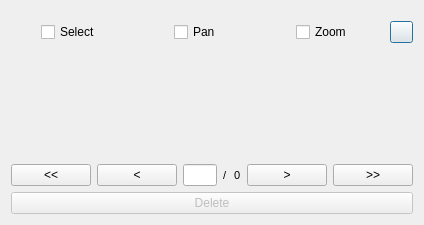
First picture: the form in ui/base_panel.ui, repository fpsampayo/qgis-navtable, before the edit.
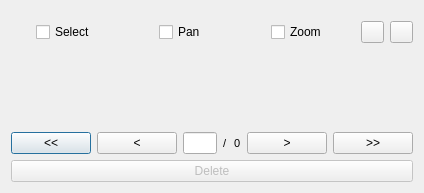
Second picture: the form after the edit.

Commit message: Added validator to limit input index

```diff
--- a/ui/base_panel.ui
+++ b/ui/base_panel.ui
@@ -7,7 +7,7 @@
     <x>0</x>
     <y>0</y>
     <width>424</width>
-    <height>225</height>
+    <height>193</height>
    </rect>
   </property>
   <property name="sizePolicy">
@@ -25,6 +25,9 @@
   <property name="windowTitle">
    <string>Dialog</string>
   </property>
+  <property name="sizeGripEnabled">
+   <bool>false</bool>
+  </property>
   <layout class="QVBoxLayout" name="verticalLayout_2">
    <item>
     <layout class="QVBoxLayout" name="verticalLayout">
@@ -70,22 +73,63 @@
         </widget>
        </item>
        <item>
-        <widget class="QPushButton" name="filterBT">
+        <layout class="QHBoxLayout" name="horizontalLayout_4">
+         <item>
+          <widget class="QPushButton" name="formFilterBT">
          <property name="maximumSize">
           <size>
            <width>23</width>
            <height>40</height>
           </size>
          </property>
+           <property name="mouseTracking">
+            <bool>true</bool>
+           </property>
+           <property name="focusPolicy">
+            <enum>Qt::NoFocus</enum>
+           </property>
+           <property name="toolTip">
+            <string>Filter NavTable Features by Form</string>
+           </property>
          <property name="text">
           <string/>
          </property>
         </widget>
+         </item>
+         <item>
+          <widget class="QPushButton" name="exprFilterBT">
+           <property name="maximumSize">
+            <size>
+             <width>23</width>
+             <height>40</height>
+            </size>
+           </property>
+           <property name="mouseTracking">
+            <bool>true</bool>
+           </property>
+           <property name="focusPolicy">
+            <enum>Qt::NoFocus</enum>
+           </property>
+           <property name="toolTip">
+            <string>Filter NavTable Features by Expression</string>
+           </property>
+           <property name="text">
+            <string/>
+           </property>
+          </widget>
+         </item>
+        </layout>
        </item>
       </layout>
      </item>
      <item>
       <widget class="QScrollArea" name="scrollArea">
+       <property name="sizePolicy">
+        <sizepolicy hsizetype="MinimumExpanding" vsizetype="MinimumExpanding">
+         <horstretch>0</horstretch>
+         <verstretch>0</verstretch>
+        </sizepolicy>
+       </property>
        <property name="frameShape">
         <enum>QFrame::NoFrame</enum>
        </property>
@@ -98,7 +142,7 @@
           <x>0</x>
           <y>0</y>
           <width>404</width>
-          <height>103</height>
+          <height>69</height>
          </rect>
         </property>
        </widget>
@@ -108,6 +152,9 @@
       <layout class="QHBoxLayout" name="horizontalLayout_2">
        <item>
         <widget class="QPushButton" name="firstBT">
+         <property name="enabled">
+          <bool>true</bool>
+         </property>
          <property name="text">
           <string>&lt;&lt;</string>
          </property>
```
Lines whose indentation alone changed are shown as unchanged. The commit also changes 1 other file.
